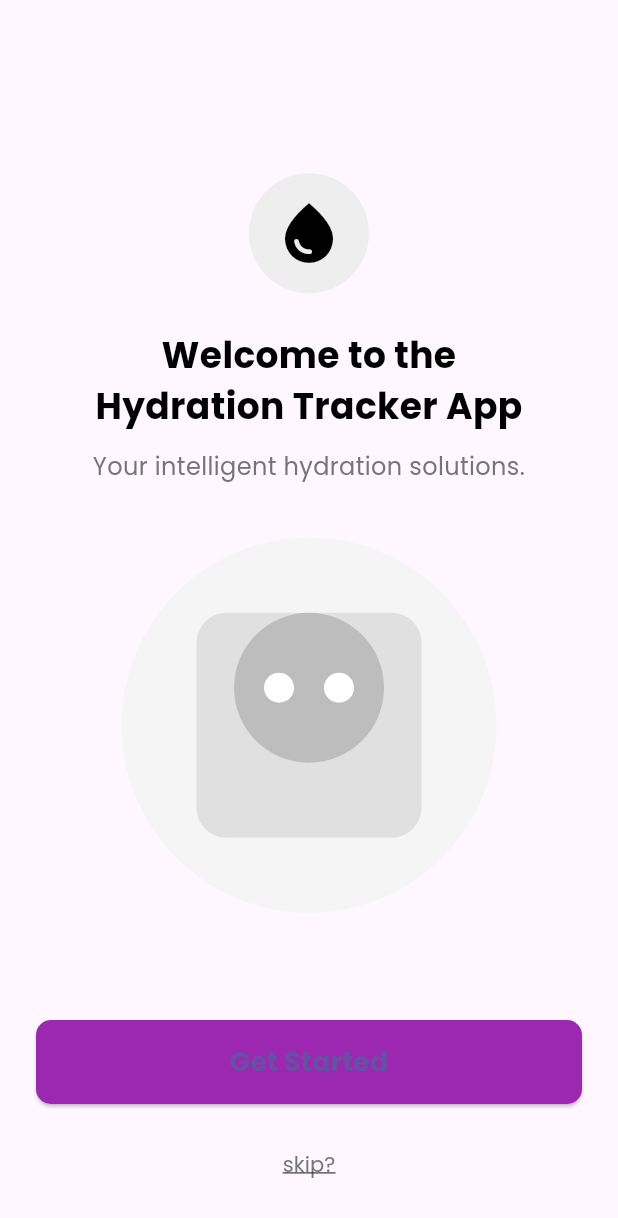
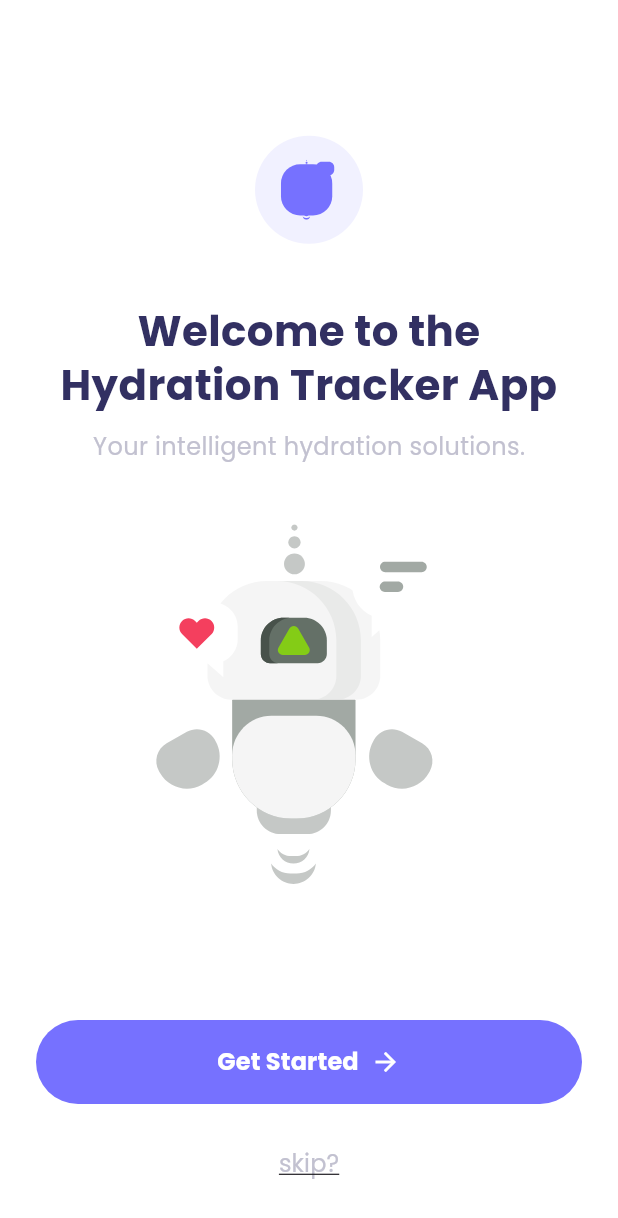
Before and after one commit to i-sifat/Water-Tracker, a Flutter app: the screen it shows after launch, on a phone screen of 412 x 824 dp. Shown: the top 1218 px of the screen. Run offline on Flutter 3.47's test engine with Material 3 defaults, Android fonts, the phone set to English and light mode, and no system bars; our stand-ins replace fl_chart, flutter_svg, lottie, shared_preferences.

Commit message:
redesigning welcome screen

```diff
--- a/lib/screens/onboarding/welcome_screen.dart
+++ b/lib/screens/onboarding/welcome_screen.dart
@@ -1,133 +1,82 @@
 import 'package:flutter/material.dart';
 import 'package:flutter_svg/flutter_svg.dart';
+import 'package:watertracker/screens/home_screen.dart';
 import 'package:watertracker/screens/onboarding/goal_selection.dart';
-import '../home_screen.dart'; // Assuming you have a home screen
+import 'package:watertracker/utils/app_colors.dart';
+import 'package:watertracker/widgets/primary_button.dart';
 
 class WelcomeScreen extends StatelessWidget {
-  const WelcomeScreen({Key? key}) : super(key: key);
+  const WelcomeScreen({super.key});
 
   @override
   Widget build(BuildContext context) {
     return Scaffold(
+      backgroundColor: Colors.white,
       body: SafeArea(
         child: Padding(
-          padding: const EdgeInsets.all(24.0),
+          padding: const EdgeInsets.symmetric(horizontal: 24),
           child: Column(
-            mainAxisAlignment: MainAxisAlignment.spaceBetween,
             children: [
-              // Top section (empty for layout balance)
-              SizedBox(height: 20),
-
-              // Middle section with content
-              Column(
-                children: [
-                  // App Icon
+              const Spacer(),
+              // App Logo
               Container(
-                    padding: EdgeInsets.all(16),
+                width: 72,
+                height: 72,
                 decoration: BoxDecoration(
-                      color: Colors.grey.shade200,
+                  color: AppColors.lightBlue.withOpacity(0.1),
                   shape: BoxShape.circle,
                 ),
-                    child: Icon(
-                      Icons.water_drop,
-                      size: 48,
-                      color: Colors.black,
+                child: Center(
+                  child: SvgPicture.asset(
+                    'assets/onboarding_elements/onboarding_bee_icon.svg',
+                    width: 40,
+                    height: 40,
+                    colorFilter: const ColorFilter.mode(
+                      AppColors.lightBlue,
+                      BlendMode.srcIn,
                     ),
                   ),
-                  SizedBox(height: 24),
+                ),
+              ),
+              const SizedBox(height: 40),
 
-                  // Title
-                  Text(
+              // Welcome Text
+              const Text(
                 'Welcome to the\nHydration Tracker App',
+                textAlign: TextAlign.center,
                 style: TextStyle(
-                      fontSize: 24,
-                      fontWeight: FontWeight.bold,
-                      color: Colors.black,
+                  fontSize: 28,
+                  height: 1.3,
+                  fontWeight: FontWeight.w600,
+                  color: AppColors.textHeadline,
+                  fontFamily: 'Poppins',
                 ),
-                    textAlign: TextAlign.center,
               ),
-                  SizedBox(height: 12),
+              const SizedBox(height: 12),
 
               // Subtitle
               Text(
                 'Your intelligent hydration solutions.',
-                    style: TextStyle(fontSize: 16, color: Colors.grey.shade600),
-                    textAlign: TextAlign.center,
-                  ),
-                  SizedBox(height: 36),
-
-                  // Stylized robot/AI character
-                  Container(
-                    width: 250,
-                    height: 250,
-                    decoration: BoxDecoration(
-                      color: Colors.grey.shade100,
-                      shape: BoxShape.circle,
-                    ),
-                    child: Stack(
-                      alignment: Alignment.center,
-                      children: [
-                        // Robot body
-                        Positioned(
-                          bottom: 50,
-                          child: Container(
-                            width: 150,
-                            height: 150,
-                            decoration: BoxDecoration(
-                              color: Colors.grey.shade300,
-                              borderRadius: BorderRadius.circular(20),
+                style: TextStyle(
+                  fontSize: 16,
+                  color: AppColors.textSubtitle,
+                  fontFamily: 'Poppins',
                 ),
               ),
+              const SizedBox(height: 40),
+
+              // Illustration
+              SvgPicture.asset(
+                'assets/onboarding_elements/onboarding_bee_icon.svg',
+                width: 240,
+                height: 240,
               ),
+              const Spacer(),
 
-                        // Robot head
-                        Positioned(
-                          top: 50,
-                          child: Container(
-                            width: 100,
-                            height: 100,
-                            decoration: BoxDecoration(
-                              color: Colors.grey.shade400,
-                              shape: BoxShape.circle,
-                            ),
-                            child: Center(
-                              child: Row(
-                                mainAxisAlignment: MainAxisAlignment.center,
-                                children: [
-                                  // Eyes
-                                  Container(
-                                    width: 20,
-                                    height: 20,
-                                    decoration: BoxDecoration(
-                                      color: Colors.white,
-                                      shape: BoxShape.circle,
-                                    ),
-                                  ),
-                                  SizedBox(width: 20),
-                                  Container(
-                                    width: 20,
-                                    height: 20,
-                                    decoration: BoxDecoration(
-                                      color: Colors.white,
-                                      shape: BoxShape.circle,
-                                    ),
-                                  ),
-                                ],
-                              ),
-                            ),
-                          ),
-                        ),
-                      ],
-                    ),
-                  ),
-                ],
-              ),
-
-              // Bottom section with buttons
-              Column(
-                children: [
               // Get Started Button
-                  ElevatedButton(
+              PrimaryButton(
+                text: 'Get Started',
+                rightIcon: const Icon(Icons.arrow_forward, size: 20),
                 onPressed: () {
                   Navigator.of(context).push(
                     MaterialPageRoute(
@@ -135,43 +84,29 @@ class WelcomeScreen extends StatelessWidget {
                     ),
                   );
                 },
-                    style: ElevatedButton.styleFrom(
-                      backgroundColor: Colors.purple,
-                      minimumSize: Size(double.infinity, 56),
-                      shape: RoundedRectangleBorder(
-                        borderRadius: BorderRadius.circular(10),
               ),
+              const SizedBox(height: 16),
+
+              // Skip Button
+              TextButton(
+                onPressed: () {
+                  Navigator.of(context).pushReplacement(
+                    MaterialPageRoute(builder: (context) => const HomeScreen()),
+                  );
+                },
+                style: TextButton.styleFrom(
+                  foregroundColor: AppColors.textSubtitle,
                 ),
-                    child: Text(
-                      'Get Started',
+                child: const Text(
+                  'skip?',
                   style: TextStyle(
-                        fontSize: 18,
-                        fontWeight: FontWeight.bold,
+                    fontSize: 16,
+                    decoration: TextDecoration.underline,
+                    fontFamily: 'Poppins',
                   ),
                 ),
               ),
-                  SizedBox(height: 16),
-
-                  // Skip link
-                  TextButton(
-                    onPressed: () {
-                      // Add skip functionality
-                      Navigator.of(context).push(
-                        MaterialPageRoute(
-                          builder: (context) => const HomeScreen(),
-                        ),
-                      );
-                    },
-                    child: Text(
-                      'skip?',
-                      style: TextStyle(
-                        color: Colors.grey.shade600,
-                        decoration: TextDecoration.underline,
-                      ),
-                    ),
-                  ),
-                ],
-              ),
+              const SizedBox(height: 24),
             ],
           ),
         ),
--- /dev/null
+++ b/lib/widgets/primary_button.dart
@@ -0,0 +1,79 @@
+import 'package:flutter/material.dart';
+import 'package:watertracker/utils/app_colors.dart';
+
+class PrimaryButton extends StatelessWidget {
+  final String text;
+  final VoidCallback onPressed;
+  final bool isLoading;
+  final bool isDisabled;
+  final Color? backgroundColor;
+  final Color? textColor;
+  final double? width;
+  final double height;
+  final Widget? rightIcon;
+  final EdgeInsets? margin;
+
+  const PrimaryButton({
+    required this.text,
+    required this.onPressed,
+    this.isLoading = false,
+    this.isDisabled = false,
+    this.backgroundColor,
+    this.textColor,
+    this.width,
+    this.height = 56,
+    this.rightIcon,
+    this.margin,
+    super.key,
+  });
+
+  @override
+  Widget build(BuildContext context) {
+    return Container(
+      width: width ?? double.infinity,
+      height: height,
+      margin: margin,
+      child: ElevatedButton(
+        onPressed: isDisabled || isLoading ? null : onPressed,
+        style: ElevatedButton.styleFrom(
+          backgroundColor: backgroundColor ?? AppColors.lightBlue,
+          foregroundColor: textColor ?? Colors.white,
+          disabledBackgroundColor: Colors.grey[300],
+          disabledForegroundColor: Colors.grey[500],
+          elevation: 0,
+          shape: RoundedRectangleBorder(
+            borderRadius: BorderRadius.circular(28),
+          ),
+          padding: const EdgeInsets.symmetric(horizontal: 24),
+        ),
+        child:
+            isLoading
+                ? const SizedBox(
+                  width: 24,
+                  height: 24,
+                  child: CircularProgressIndicator(
+                    strokeWidth: 2,
+                    valueColor: AlwaysStoppedAnimation<Color>(Colors.white),
+                  ),
+                )
+                : Row(
+                  mainAxisAlignment: MainAxisAlignment.center,
+                  children: [
+                    Text(
+                      text,
+                      style: const TextStyle(
+                        fontSize: 16,
+                        fontWeight: FontWeight.w600,
+                        fontFamily: 'Poppins',
+                      ),
+                    ),
+                    if (rightIcon != null) ...[
+                      const SizedBox(width: 8),
+                      rightIcon!,
+                    ],
+                  ],
+                ),
+      ),
+    );
+  }
+}
--- a/pubspec.yaml
+++ b/pubspec.yaml
@@ -36,3 +36,4 @@ flutter:
   assets:
     - assets/avatars/
     - assets/navbaricons/
+    - assets/onboarding_elements/
```
Also changed, not shown: analysis_options.yaml (added, +28 -0 lines), water_tracker_todo_plan.txt (added, +141 -0 lines), assets/onboarding_elements/onboarding_bee_icon.svg (renamed from assets/onboarding elements/onboarding_bee_icon.svg), assets/onboarding_elements/onboarding_femaleavater_icon.svg (renamed from assets/onboarding elements/onboarding_femaleavater_icon.svg), assets/onboarding_elements/onboarding_maleavater_icon.svg (renamed from assets/onboarding elements/onboarding_maleavater_icon.svg), 2 other files. Lines whose indentation alone changed are shown as unchanged.
